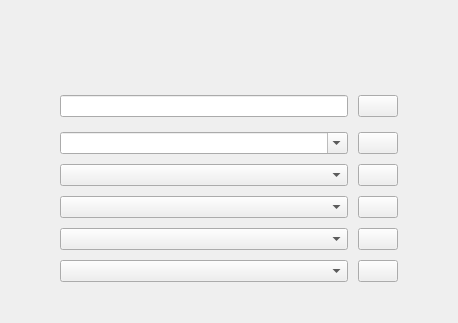
Above: ui/t_b_ho.ui from RaphCucul/Image-registration-GUI before the change. Below: the same form after it.
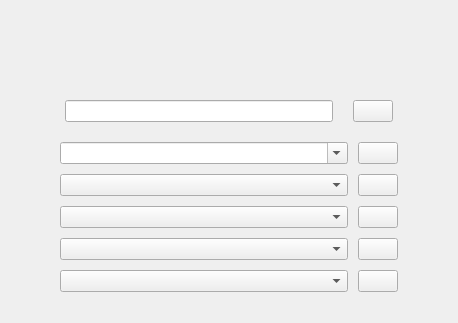
That is the form after the change.

What changed in the file:
```diff
--- a/ui/t_b_ho.ui
+++ b/ui/t_b_ho.ui
@@ -54,7 +54,19 @@
    <item>
     <layout class="QHBoxLayout" name="horizontalLayout" stretch="1,2">
      <property name="spacing">
-      <number>10</number>
+      <number>20</number>
+     </property>
+     <property name="leftMargin">
+      <number>5</number>
+     </property>
+     <property name="topMargin">
+      <number>5</number>
+     </property>
+     <property name="rightMargin">
+      <number>5</number>
+     </property>
+     <property name="bottomMargin">
+      <number>5</number>
      </property>
      <item>
       <widget class="QLineEdit" name="FileFolderDirectory">
```
